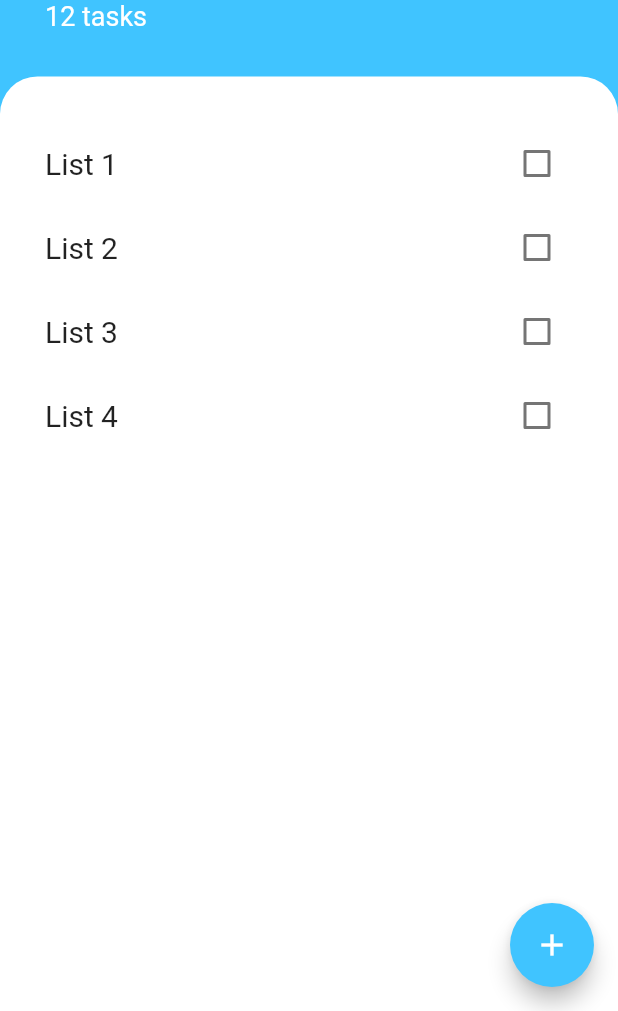
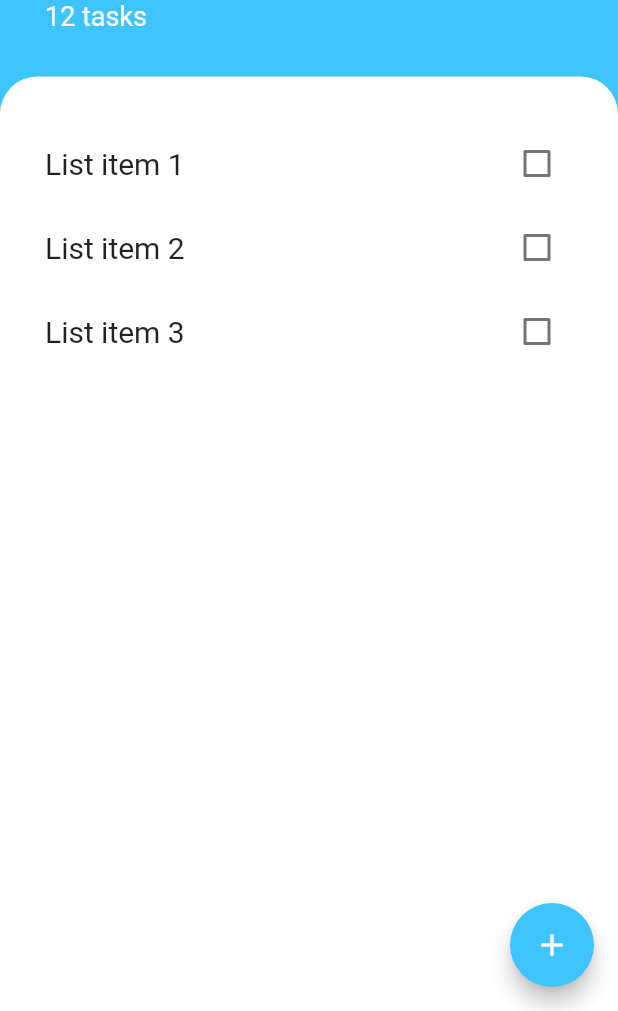
Before and after one commit to lucasmaffazioli/Flutter_Todoey, a Flutter app: the screen it shows after launch, on a phone screen of 412 x 824 dp, the part 225-1236 px from its top. Run offline on Flutter 3.47's test engine with Material 2 defaults, Android fonts, the phone set to English and light mode, and no system bars.

Commit message:
New tasks can be added

```diff
--- a/lib/main.dart
+++ b/lib/main.dart
@@ -1,5 +1,5 @@
 import 'package:flutter/material.dart';
-import 'package:todoey/tasks_screen.dart';
+import 'screens/tasks_screen.dart';
 
 void main() => runApp(Todoey());
 
--- a/lib/models/task.dart
+++ b/lib/models/task.dart
@@ -2,7 +2,7 @@ class Task {
   final String name;
   bool isChecked;
 
-  Task({this.name, this.isChecked});
+  Task({this.name, this.isChecked = false});
 
   void toggleCheckbox() {
     isChecked = !isChecked;
--- a/lib/tasks_screen.dart
+++ b/lib/screens/tasks_screen.dart
@@ -1,8 +1,26 @@
 import 'package:flutter/material.dart';
-import 'package:todoey/add_screen.dart';
+import 'add_screen.dart';
 import 'package:todoey/widgets/task_list.dart';
+import '../models/task.dart';
 
-class TasksScreen extends StatelessWidget {
+class TasksScreen extends StatefulWidget {
+  @override
+  _TasksScreenState createState() => _TasksScreenState();
+}
+
+class _TasksScreenState extends State<TasksScreen> {
+  List<Task> items = [
+    Task(name: 'List item 1'),
+    Task(name: 'List item 2'),
+    Task(name: 'List item 3'),
+  ];
+
+  void addCallback(String newItem) {
+    setState(() {
+      items.add(Task(name: newItem));
+    });
+  }
+
   @override
   Widget build(BuildContext context) {
     return SafeArea(
@@ -13,7 +31,7 @@ class TasksScreen extends StatelessWidget {
           backgroundColor: Colors.lightBlueAccent,
           child: Icon(Icons.add),
           onPressed: () {
-            showModalBottomSheet(context: context, builder: (context) => AddScreen());
+            showModalBottomSheet(context: context, builder: (context) => AddScreen(addCallback));
           },
         ),
         body: Column(
@@ -64,7 +82,9 @@ class TasksScreen extends StatelessWidget {
                   ),
                 ),
                 padding: EdgeInsets.all(30),
-                child: TaskList(),
+                child: TaskList(
+                  items: items,
+                ),
               ),
             ),
           ],
--- a/lib/widgets/task_list.dart
+++ b/lib/widgets/task_list.dart
@@ -3,38 +3,36 @@ import 'package:todoey/widgets/item.dart';
 import 'package:todoey/models/task.dart';
 
 class TaskList extends StatefulWidget {
+  final List<Task> items;
+
+  TaskList({this.items});
+
   @override
   _TaskListState createState() => _TaskListState();
 }
 
 class _TaskListState extends State<TaskList> {
-  List<Task> items = [
-    Task(name: 'List 1', isChecked: false),
-    Task(name: 'List 2', isChecked: false),
-    Task(name: 'List 3', isChecked: false),
-    Task(name: 'List 4', isChecked: false),
-  ];
+  // List<Task> items = [
+  //   Task(name: 'List 1', isChecked: false),
+  //   Task(name: 'List 2', isChecked: false),
+  //   Task(name: 'List 3', isChecked: false),
+  //   Task(name: 'List 4', isChecked: false),
+  // ];
 
   @override
   Widget build(BuildContext context) {
     return ListView.builder(
-        itemCount: items.length,
+        itemCount: widget.items.length,
         itemBuilder: (context, index) {
           return Item(
-            name: items[index].name,
-            isChecked: items[index].isChecked,
+            name: widget.items[index].name,
+            isChecked: widget.items[index].isChecked,
             checkCallback: (isChecked) {
               setState(() {
-                items[index].toggleCheckbox();
+                widget.items[index].toggleCheckbox();
               });
             },
           );
         });
-    // return ListView(
-    //   children: <Widget>[
-    //     Item(),
-    //     Item(),
-    //   ],
-    // );
   }
 }
```
Also changed, not shown: lib/screens/add_screen.dart (renamed from lib/add_screen.dart, +9 -1 lines).
